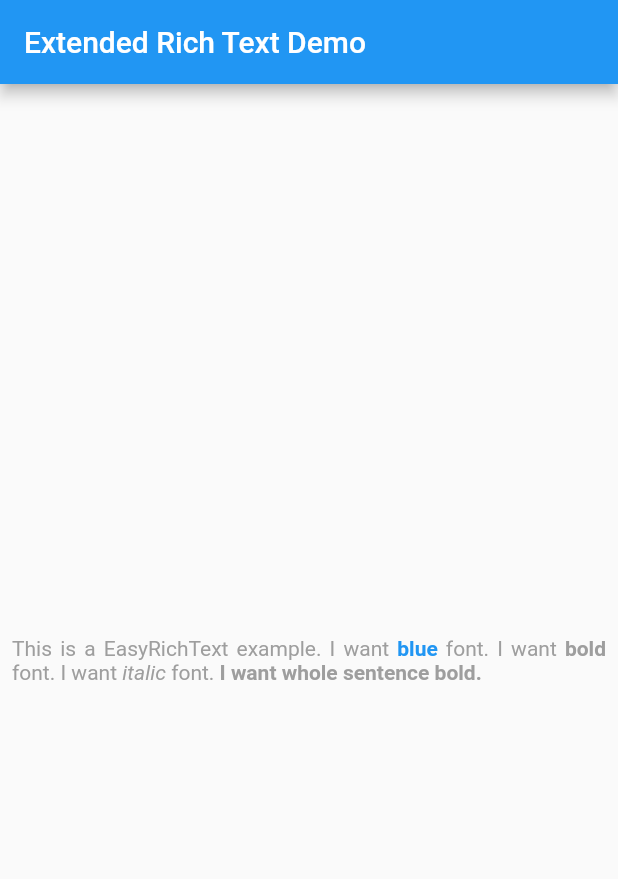
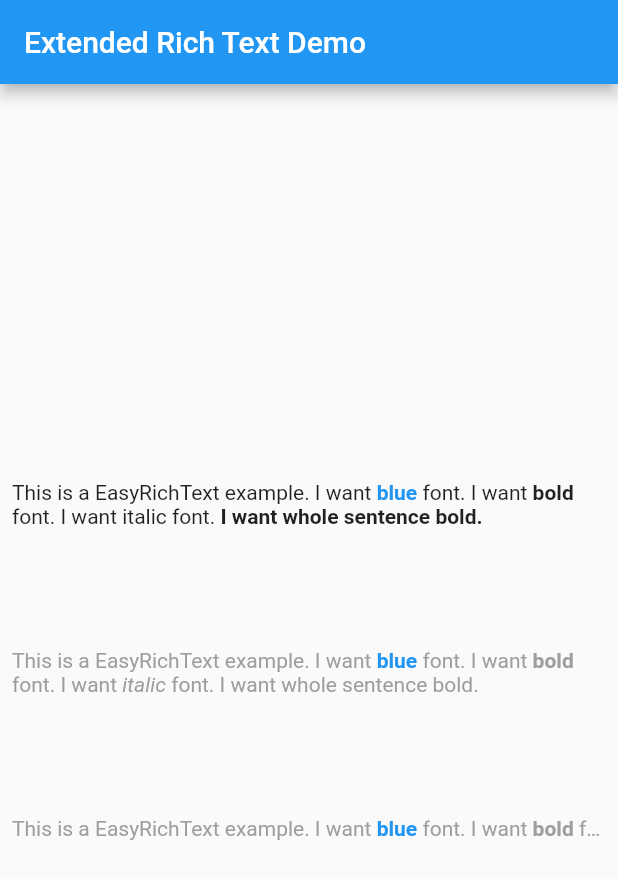
Before and after one commit to 2000calories/flutter_easy_rich_text, a Flutter app: the screen it shows after launch, on a phone screen of 412 x 824 dp. Shown: the top 879 px of the screen. Run offline on Flutter 3.47's test engine with Material 2 defaults, Android fonts, the phone set to English and light mode, and no system bars.

Commit message:
initial commit

```diff
--- a/example/lib/main.dart
+++ b/example/lib/main.dart
@@ -4,21 +4,11 @@ import 'package:easy_rich_text/easy_rich_text.dart';
 void main() => runApp(MyApp());
 
 class MyApp extends StatelessWidget {
-  // This widget is the root of your application.
   @override
   Widget build(BuildContext context) {
     return MaterialApp(
       title: 'EasyRichText Demo',
       theme: ThemeData(
-        // This is the theme of your application.
-        //
-        // Try running your application with "flutter run". You'll see the
-        // application has a blue toolbar. Then, without quitting the app, try
-        // changing the primarySwatch below to Colors.green and then invoke
-        // "hot reload" (press "r" in the console where you ran "flutter run",
-        // or simply save your changes to "hot reload" in a Flutter IDE).
-        // Notice that the counter didn't reset back to zero; the application
-        // is not restarted.
         primarySwatch: Colors.blue,
       ),
       home: MyHomePage(title: 'Extended Rich Text Demo'),
@@ -28,15 +18,6 @@ class MyApp extends StatelessWidget {
 
 class MyHomePage extends StatefulWidget {
   MyHomePage({Key key, this.title}) : super(key: key);
-
-  // This widget is the home page of your application. It is stateful, meaning
-  // that it has a State object (defined below) that contains fields that affect
-  // how it looks.
-
-  // This class is the configuration for the state. It holds the values (in this
-  // case the title) provided by the parent (in this case the App widget) and
-  // used by the build method of the State. Fields in a Widget subclass are
-  // always marked "final".
 
   final String title;
 
@@ -61,7 +42,34 @@ class _MyHomePageState extends State<MyHomePage> {
           child: Column(
             mainAxisAlignment: MainAxisAlignment.center,
             children: <Widget>[
-
+              EasyRichText(
+                text: str,
+                patternMap: {
+                  ' bold ': TextStyle(fontWeight: FontWeight.bold),
+                  'I want whole sentence bold.':
+                      TextStyle(fontWeight: FontWeight.bold),
+                  ' blue ':
+                      TextStyle(fontWeight: FontWeight.bold, color: Colors.blue)
+                },
+              ),
+              Container(
+                height: 80,
+              ),
+              EasyRichText(
+                text: str,
+                defaultStyle: TextStyle(color: Colors.grey),
+                patternMap: {
+                  ' bold ': TextStyle(fontWeight: FontWeight.bold),
+                  ' blue ': TextStyle(
+                      fontWeight: FontWeight.bold, color: Colors.blue),
+                  ' italic ': TextStyle(
+                    fontStyle: FontStyle.italic,
+                  ),
+                },
+              ),
+              Container(
+                height: 80,
+              ),
               EasyRichText(
                 text: str,
                 defaultStyle: TextStyle(
@@ -78,8 +86,8 @@ class _MyHomePageState extends State<MyHomePage> {
                   ),
                 },
                 textAlign: TextAlign.justify,
-                maxLines: 2,
-                overflow: TextOverflow.visible,
+                maxLines: 1,
+                overflow: TextOverflow.ellipsis,
               ),
             ],
           ),
--- a/example/pubspec.yaml
+++ b/example/pubspec.yaml
@@ -1,4 +1,4 @@
-name: EasyRichText example
+name: easy_rich_text_example
 description: A new Flutter project.
 
 # The following defines the version and build number for your application.
--- a/example/test_driver/app.dart
+++ b/example/test_driver/app.dart
@@ -1,5 +1,5 @@
 import 'package:flutter_driver/driver_extension.dart';
-import 'package:example/main.dart' as app;
+import 'package:easy_rich_text_example/main.dart' as app;
 
 void main() {
   // This line enables the extension.
--- a/lib/easy_rich_text.dart
+++ b/lib/easy_rich_text.dart
@@ -1,3 +1,5 @@
+library easy_rich_text;
+
 import 'package:flutter/material.dart';
 
 class EasyRichText extends StatelessWidget {
--- a/pubspec.yaml
+++ b/pubspec.yaml
@@ -1,8 +1,8 @@
 name: easy_rich_text
 description: A new Flutter package project.
 version: 0.0.1
-author:
-homepage:
+author: Hans Huang <cuhkhyc@gmail.com>
+homepage: https://github.com/2000calories/flutter_easy_rich_text
 
 environment:
   sdk: ">=2.1.0 <3.0.0"
```
Also changed, not shown: screen_shots/default style.png (added), screen_shots/rich text overflow.png (added), screen_shots/simple.png (added), 4 other files.
